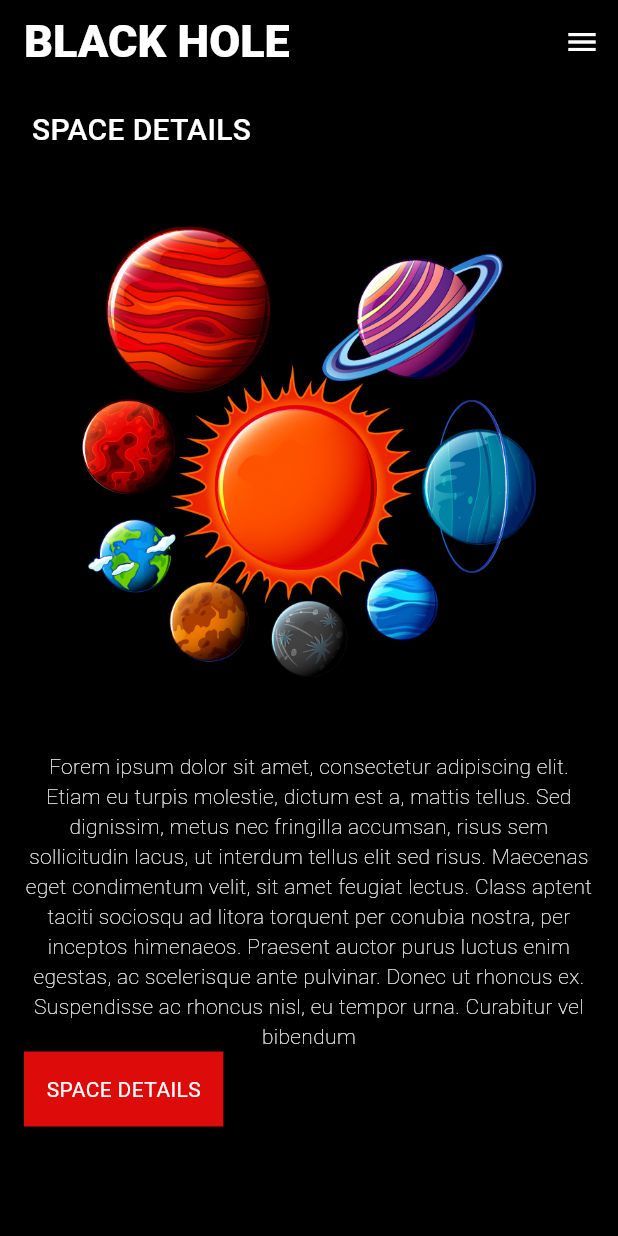
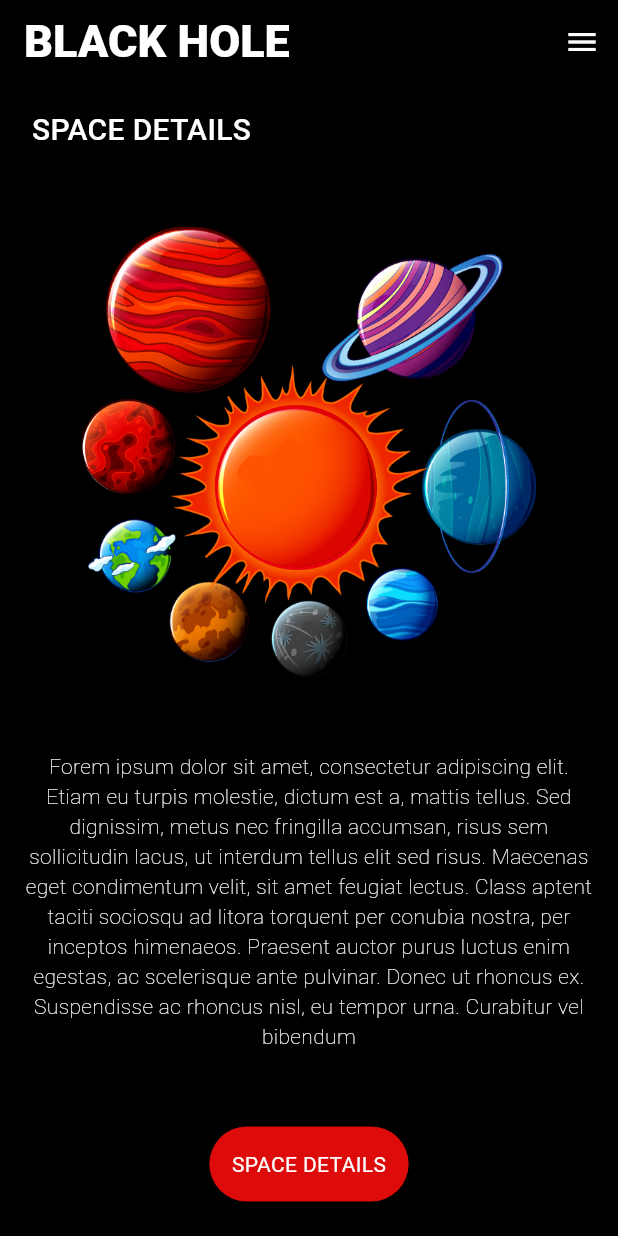
Before and after one commit to psd-99/black_hole, a Flutter app: the screen it shows after launch, on a phone screen of 412 x 824 dp. Run offline on Flutter 3.47's test engine with Material 3 defaults, Android fonts, the phone set to English and light mode, and no system bars.

Commit message:
finished the home page

```diff
--- a/lib/main.dart
+++ b/lib/main.dart
@@ -63,16 +63,21 @@ class MyApp extends StatelessWidget {
                   style: TextStyle(
                       color: Colors.white, fontWeight: FontWeight.w200),
                 ),
-
+                const SizedBox(
+                  height: 50,
+                ),
                 //button
-                Container(
-                  padding: EdgeInsets.all(15),
-                  color: const Color.fromARGB(255, 222, 11, 11),
-                  decoration:
-                      BoxDecoration(borderRadius: BorderRadius.circular(100)),
-                  child: Text(
-                    "SPACE DETAILS",
-                    style: TextStyle(color: Colors.white),
+                Center(
+                  child: Container(
+                    padding: const EdgeInsets.all(15),
+                    decoration: BoxDecoration(
+                      borderRadius: BorderRadius.circular(100),
+                      color: const Color.fromARGB(255, 222, 11, 11),
+                    ),
+                    child: const Text(
+                      "SPACE DETAILS",
+                      style: TextStyle(color: Colors.white),
+                    ),
                   ),
                 )
               ],
```
